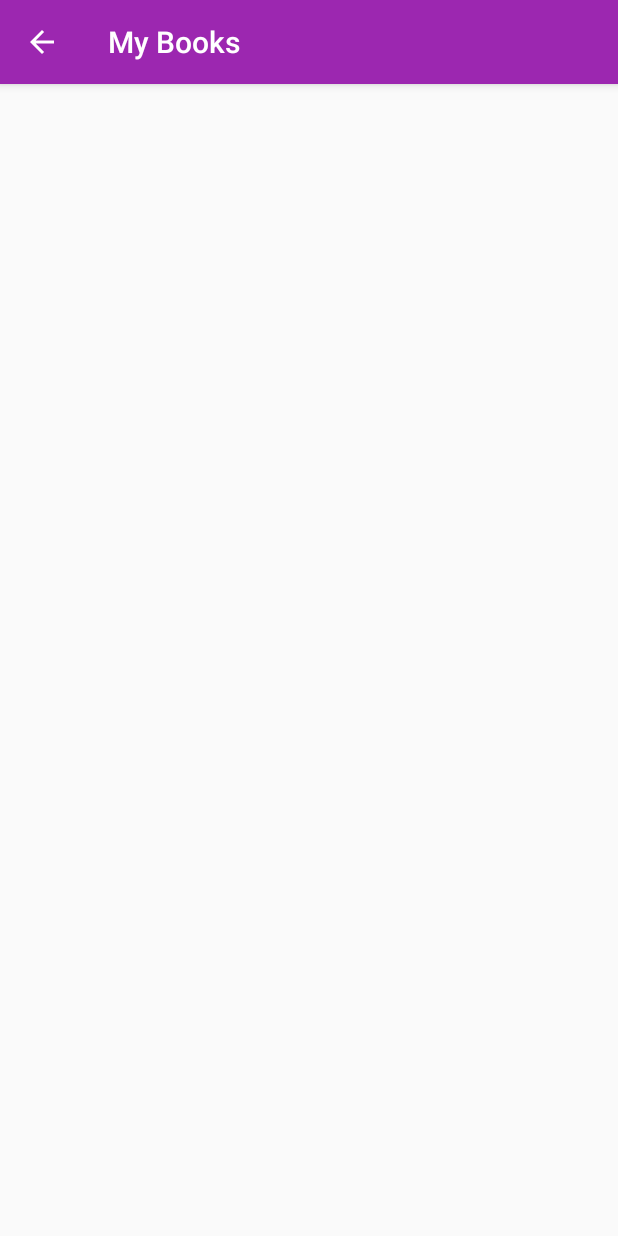
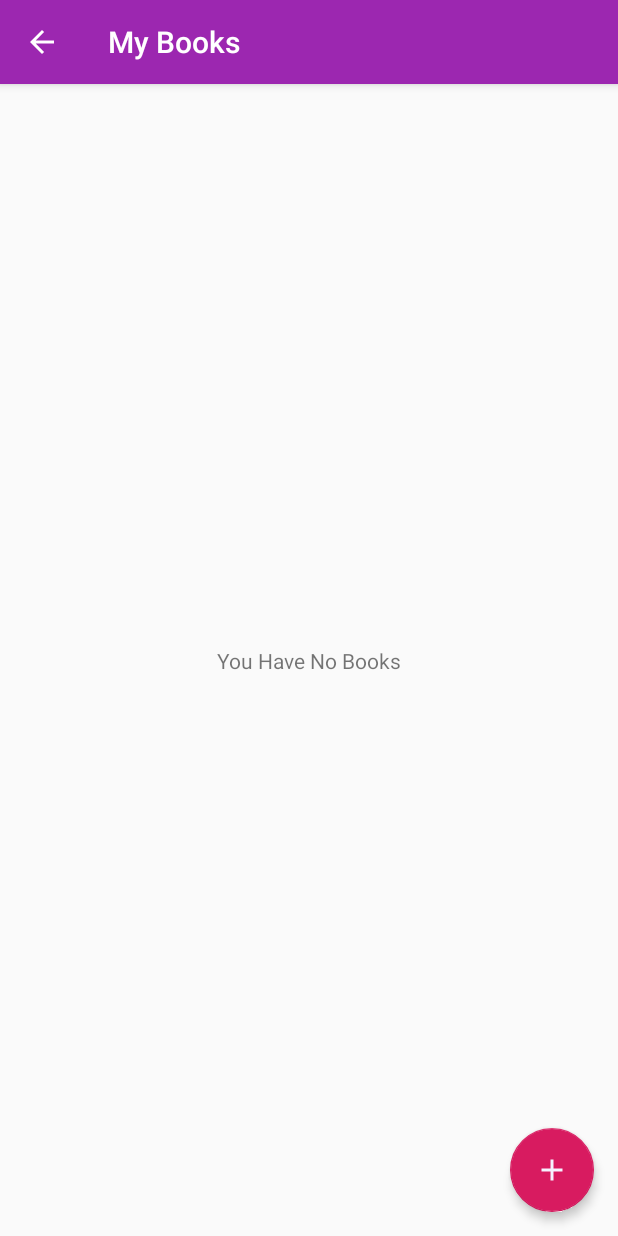
Before and after one commit to odaridavid/Makta, an Android app: the BookListActivity screen opened directly, with no data from a screen before it, on a phone screen of 412 x 824 dp. Run offline under Robolectric (Android 15) with nearby library versions, the phone set to English and light mode, and no system bars.

Commit message:
chore : Code Reuse and addition of FAB

```diff
--- /dev/null
+++ b/app/src/main/java/com/android/blackoder/makta/utils/AppUtils.java
@@ -0,0 +1,22 @@
+package com.android.blackoder.makta.utils;
+
+import android.view.View;
+
+import java.util.List;
+
+/**
+ * Created By blackcoder
+ * On 16/03/19
+ **/
+public class AppUtils {
+
+    public static void handleVisibility(List<?> list, View recyclerView, View textView) {
+        if (list.isEmpty()) {
+            recyclerView.setVisibility(View.GONE);
+            textView.setVisibility(View.VISIBLE);
+        } else {
+            recyclerView.setVisibility(View.VISIBLE);
+            textView.setVisibility(View.GONE);
+        }
+    }
+}
--- a/app/src/main/java/com/android/blackoder/makta/view/BookListActivity.java
+++ b/app/src/main/java/com/android/blackoder/makta/view/BookListActivity.java
@@ -1,15 +1,35 @@
 package com.android.blackoder.makta.view;
 
+import android.content.Intent;
+import android.support.design.widget.FloatingActionButton;
 import android.support.v7.app.AppCompatActivity;
 import android.os.Bundle;
+import android.support.v7.widget.RecyclerView;
+import android.view.View;
+import android.widget.TextView;
 
 import com.android.blackoder.makta.R;
+import com.android.blackoder.makta.model.Book;
+import com.android.blackoder.makta.utils.AppUtils;
+
+import java.util.ArrayList;
+import java.util.List;
 
 public class BookListActivity extends AppCompatActivity {
+
+    private List<Book> myBooks = new ArrayList<>();
 
     @Override
     protected void onCreate(Bundle savedInstanceState) {
         super.onCreate(savedInstanceState);
         setContentView(R.layout.activity_book_list);
+        RecyclerView rvMyBooks = findViewById(R.id.recycler_view_my_books);
+        TextView tvNoBooks = findViewById(R.id.text_view_no_books);
+        FloatingActionButton fabAddBook = findViewById(R.id.fab_add_book);
+        fabAddBook.setOnClickListener(v -> {
+            Intent intent = new Intent(BookListActivity.this, BookEntryActivity.class);
+            startActivity(intent);
+        });
+        AppUtils.handleVisibility(myBooks, rvMyBooks, tvNoBooks);
     }
 }
--- /dev/null
+++ b/app/src/main/res/drawable/ic_add.xml
@@ -0,0 +1,5 @@
+<vector android:height="24dp" android:tint="#F5F2FF"
+    android:viewportHeight="24.0" android:viewportWidth="24.0"
+    android:width="24dp" xmlns:android="http://schemas.android.com/apk/res/android">
+    <path android:fillColor="#FF000000" android:pathData="M19,13h-6v6h-2v-6H5v-2h6V5h2v6h6v2z"/>
+</vector>
--- a/app/src/main/res/layout/activity_book_list.xml
+++ b/app/src/main/res/layout/activity_book_list.xml
@@ -11,4 +11,28 @@
         android:layout_width="match_parent"
         android:layout_height="wrap_content"
         app:layout_constraintTop_toTopOf="parent" />
+
+    <TextView
+        android:id="@+id/text_view_no_books"
+        android:layout_width="match_parent"
+        android:layout_height="wrap_content"
+        android:text="@string/no_books"
+        android:textAlignment="center"
+        android:visibility="gone"
+        app:layout_constraintBottom_toBottomOf="parent"
+        app:layout_constraintTop_toTopOf="parent" />
+
+    <android.support.design.widget.FloatingActionButton
+        android:id="@+id/fab_add_book"
+        android:layout_width="wrap_content"
+        android:layout_height="wrap_content"
+        android:layout_margin="16dp"
+        android:layout_marginEnd="4dp"
+        android:layout_marginBottom="4dp"
+        android:src="@drawable/ic_add"
+        app:elevation="4dp"
+        app:fabSize="normal"
+        app:layout_constraintBottom_toBottomOf="parent"
+        app:layout_constraintRight_toRightOf="parent"
+        app:pressedTranslationZ="8dp" />
 </android.support.constraint.ConstraintLayout>
```
Also changed, not shown: app/src/main/java/com/android/blackoder/makta/view/WishListActivity.java (+12 -0 lines), app/src/main/java/com/android/blackoder/makta/view/fragments/BorrowedFragment.java (+2 -7 lines), app/src/main/java/com/android/blackoder/makta/view/fragments/LentFragment.java (+2 -7 lines), app/src/main/res/layout/activity_book_entry.xml (+54 -0 lines), app/src/main/res/layout/activity_wish_list.xml (+11 -1 lines), app/src/main/res/values/strings.xml (+7 -0 lines).
